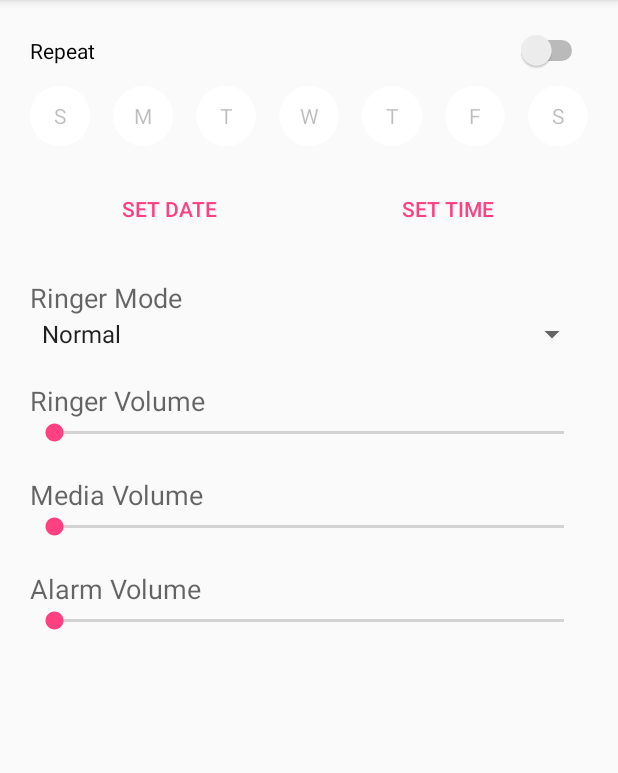
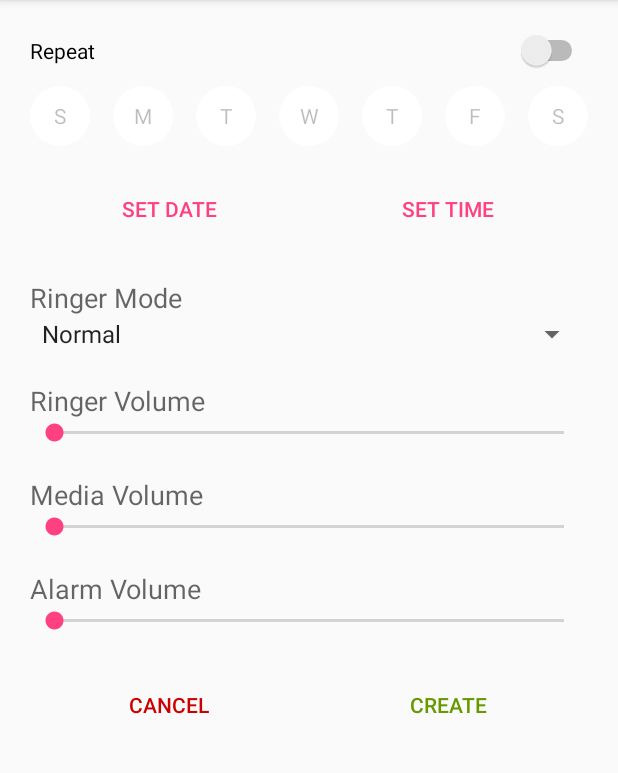
Before and after one commit to SivagurunathanV/AutoSound, an Android app: the AddTriggerActivity screen opened directly, with no data from a screen before it, on a phone screen of 412 x 824 dp, the part 84-857 px from its top. Run offline under Robolectric (Android 15) with nearby library versions, the phone set to English and light mode, and no system bars; libraries missing offline, so code that uses them is left out: com.codetroopers.betterpickers; 4 statements that could not run were skipped.

Commit message:
Added input validation for add trigger form | Changed color of disabled checked checkboxes

```diff
--- a/app/src/main/java/com/betadevels/autosound/AddTriggerActivity.java
+++ b/app/src/main/java/com/betadevels/autosound/AddTriggerActivity.java
@@ -28,10 +28,19 @@ public class AddTriggerActivity extends AppCompatActivity implements CalendarDat
     private CheckBox[] weekDaysCheckBoxes = new CheckBox[7];
     private Button setDateButton;
     private Button setTimeButton;
+    private Button cancelButton;
+    private Button createButton;
     private Switch repeatSwitch;
     private Spinner ringerModeSpinner;
     private SeekBar ringerVolumeSeekBar;
     private TextView ringerVolumeText;
+
+    CalendarDatePickerDialogFragment datePicker;
+    RadialTimePickerDialogFragment timePicker;
+    private boolean isDateSet = false;
+    private boolean isTimeSet = false;
+    private int year, month, day, hourOfDay, minute;
+
 
     @Override
     protected void onCreate(Bundle savedInstanceState)
@@ -41,7 +50,7 @@ public class AddTriggerActivity extends AppCompatActivity implements CalendarDat
 
         repeatSwitch = (Switch) findViewById( R.id.repeat_switch );
         boolean isChecked = false;
-        if (repeatSwitch != null)
+        if( repeatSwitch != null )
         {
             isChecked = repeatSwitch.isChecked();
             repeatSwitch.setOnCheckedChangeListener(new CompoundButton.OnCheckedChangeListener()
@@ -80,8 +89,11 @@ public class AddTriggerActivity extends AppCompatActivity implements CalendarDat
                 @Override
                 public void onClick(View v)
                 {
-                    CalendarDatePickerDialogFragment datePicker = new CalendarDatePickerDialogFragment();
-                    datePicker.setOnDateSetListener(AddTriggerActivity.this);
+                    if( datePicker == null )
+                    {
+                        datePicker = new CalendarDatePickerDialogFragment();
+                        datePicker.setOnDateSetListener(AddTriggerActivity.this);
+                    }
                     datePicker.show( getSupportFragmentManager(), DATE_PICKER_TAG );
                 }
             });
@@ -95,8 +107,11 @@ public class AddTriggerActivity extends AppCompatActivity implements CalendarDat
                 @Override
                 public void onClick(View v)
                 {
-                    RadialTimePickerDialogFragment timePicker = new RadialTimePickerDialogFragment();
-                    timePicker.setOnTimeSetListener(AddTriggerActivity.this);
+                    if( timePicker == null )
+                    {
+                        timePicker = new RadialTimePickerDialogFragment();
+                        timePicker.setOnTimeSetListener(AddTriggerActivity.this);
+                    }
                     timePicker.show(getSupportFragmentManager(), TIME_PICKER_TAG);
                 }
             });
@@ -137,6 +152,57 @@ public class AddTriggerActivity extends AppCompatActivity implements CalendarDat
             ringerVolumeSeekBar.setVisibility(isNormalModeSelected ? View.VISIBLE : View.GONE);
             ringerVolumeText.setVisibility( isNormalModeSelected ? View.VISIBLE : View.GONE );
         }
+
+        createButton = (Button) findViewById( R.id.create_btn );
+        if( createButton != null )
+        {
+            createButton.setOnClickListener(new View.OnClickListener()
+            {
+                @Override
+                public void onClick(View v)
+                {
+                    boolean isFormValid = true;
+                    if( repeatSwitch.isChecked() )
+                    {
+                        int boxesChecked = 0;
+                        for( CheckBox checkBox : weekDaysCheckBoxes )
+                        {
+                            boxesChecked += checkBox.isChecked() ? 1 : 0;
+                        }
+
+                        if( boxesChecked == 0 )
+                        {
+                            Snackbar.make( weekDaysCheckBoxes[6], "Select day(s) for trigger!", Snackbar.LENGTH_INDEFINITE )
+                                    .setAction("Dismiss", new View.OnClickListener()
+                                    {
+                                        @Override
+                                        public void onClick(View v)
+                                        {
+                                            Log.i(TAG, "onClick: SnackBar clicked!");
+                                        }
+                                    })
+                                    .show();
+                        }
+                    }
+                    else if( !isDateSet )
+                    {
+                        isFormValid = false;
+                        setDateButton.setError( "Date not set" );
+                    }
+
+                    if( !isTimeSet )
+                    {
+                        isFormValid = false;
+                        setTimeButton.setError( "Time not set" );
+                    }
+
+                    if( isFormValid )
+                    {
+                        //TODO: Save the trigger in Database and set alarm for the trigger
+                    }
+                }
+            });
+        }
     }
 
     @Override
@@ -144,10 +210,13 @@ public class AddTriggerActivity extends AppCompatActivity implements CalendarDat
     {
         String datePrint = "Year : " + year + " Month : " + monthOfYear + " Day : " + dayOfMonth;
         Log.i(TAG, "onDateSet: "+datePrint);
-        Snackbar.make( setDateButton, datePrint, Snackbar.LENGTH_SHORT )
-                .setAction("Action", null)
-                .show();
-        setDateButton.setText(dayOfMonth+"/"+monthOfYear+"/"+year);
+
+        setDateButton.setText(dayOfMonth + "/" + monthOfYear+"/"+year);
+        setDateButton.setError( null );
+        isDateSet = true;
+        this.year = year;
+        this.month = monthOfYear;
+        this.day = dayOfMonth;
     }
 
     @Override
@@ -155,10 +224,12 @@ public class AddTriggerActivity extends AppCompatActivity implements CalendarDat
     {
         String timePrint = hourOfDay + ":" + minute;
         Log.i(TAG, "onTimeSet: " + timePrint);
-        Snackbar.make( setTimeButton, timePrint, Snackbar.LENGTH_LONG )
-                .setAction("Action", null)
-                .show();
+
         setTimeButton.setText( timePrint );
+        setTimeButton.setError( null );
+        isTimeSet = true;
+        this.hourOfDay = hourOfDay;
+        this.minute = minute;
     }
 
     @Override
--- /dev/null
+++ b/app/src/main/res/drawable/circle_light_purple_shape.xml
@@ -0,0 +1,6 @@
+<?xml version="1.0" encoding="utf-8"?>
+<shape xmlns:android="http://schemas.android.com/apk/res/android"
+       android:shape="oval">
+    <solid android:color="#5d5b81" />
+    <size android:width="40dp" android:height="40dp" />
+</shape>
--- a/app/src/main/res/drawable/days_checkbox_bg.xml
+++ b/app/src/main/res/drawable/days_checkbox_bg.xml
@@ -1,5 +1,6 @@
 <?xml version="1.0" encoding="utf-8"?>
 <selector xmlns:android="http://schemas.android.com/apk/res/android">
+    <item android:drawable="@drawable/circle_light_purple_shape" android:state_enabled="false" android:state_checked="true" />
     <item android:drawable="@drawable/circle_purple_shape" android:state_checked="true" />
     <item android:drawable="@drawable/circle_purple_shape" android:state_pressed="true" />
     <item android:drawable="@drawable/circle_purple_shape" android:state_focused="true" />
--- a/app/src/main/res/layout/content_add_trigger.xml
+++ b/app/src/main/res/layout/content_add_trigger.xml
@@ -211,6 +211,31 @@
 
         </LinearLayout>
 
+        <LinearLayout
+            android:orientation="horizontal"
+            android:layout_width="match_parent"
+            android:layout_height="wrap_content">
+
+            <Button
+                android:layout_width="match_parent"
+                android:layout_height="wrap_content"
+                android:text="@string/cancel_btn_str"
+                android:id="@+id/cancel_btn"
+                android:layout_weight="1"
+                android:textColor="@android:color/holo_red_dark"
+                style="?android:buttonBarButtonStyle"/>
+
+            <Button
+                android:layout_width="match_parent"
+                android:layout_height="wrap_content"
+                android:text="@string/create_btn_str"
+                android:id="@+id/create_btn"
+                android:layout_weight="1"
+                android:textColor="@android:color/holo_green_dark"
+                style="?android:buttonBarButtonStyle"/>
+
+        </LinearLayout>
+
     </LinearLayout>
 
 </ScrollView>
--- a/app/src/main/res/values/strings.xml
+++ b/app/src/main/res/values/strings.xml
@@ -21,6 +21,8 @@
     <string name="ringer_mode_txt_str">Ringer Mode</string>
     <string name="ringer_mode_spnr_hint">Ringer Mode</string>
     <string name="ringer_volume_txt_str">Ringer Volume</string>
+    <string name="cancel_btn_str">Cancel</string>
+    <string name="create_btn_str">Create</string>
 
     <string-array name="ringer_modes">
         <item>Normal</item>
```
